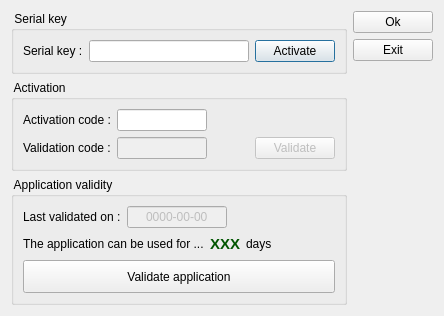
Old version of the form client/dlgserialreg.ui in the repository tbikfalvi/Belenus.
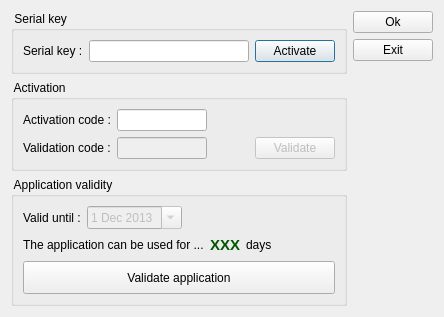
New version of the form.

Patch:
```diff
--- a/client/dlgserialreg.ui
+++ b/client/dlgserialreg.ui
@@ -187,32 +187,24 @@
           <item>
            <widget class="QLabel" name="lblLastValidated">
             <property name="text">
-             <string>Last validated on :</string>
+             <string>Valid until :</string>
             </property>
            </widget>
           </item>
           <item>
-           <widget class="QLineEdit" name="ledLastValidated">
+           <widget class="QDateEdit" name="deLastValidated">
             <property name="enabled">
              <bool>false</bool>
             </property>
-            <property name="minimumSize">
-             <size>
-              <width>100</width>
-              <height>0</height>
-             </size>
+            <property name="date">
+             <date>
+              <year>2013</year>
+              <month>12</month>
+              <day>1</day>
+             </date>
             </property>
-            <property name="maximumSize">
-             <size>
-              <width>100</width>
-              <height>16777215</height>
-             </size>
-            </property>
-            <property name="text">
-             <string>0000-00-00</string>
-            </property>
-            <property name="alignment">
-             <set>Qt::AlignCenter</set>
+            <property name="calendarPopup">
+             <bool>true</bool>
             </property>
            </widget>
           </item>
```
Left out of the diff: 1 changed line with no effect on the pictures.
